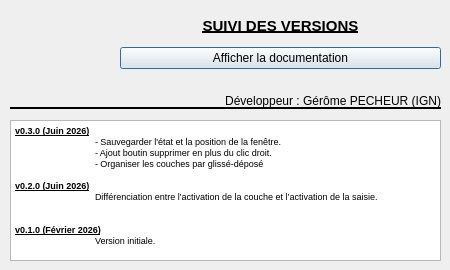
Before: the Qt Designer form aproposde.ui in IGNF/objets-preferes-qgis-plugin, drawn with Qt 5.
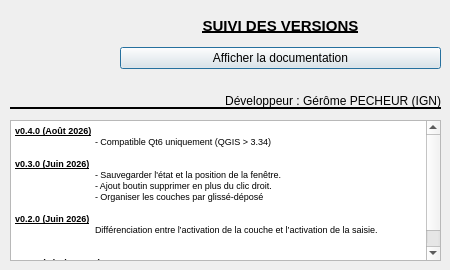
After: the same form once the commit is applied. Icons and pictures are not drawn.

Commit message: Compatible Qt6 , maj doc, readme ...

```diff
--- a/aproposde.ui
+++ b/aproposde.ui
@@ -99,7 +99,10 @@
     <string>&lt;!DOCTYPE HTML PUBLIC &quot;-//W3C//DTD HTML 4.0//EN&quot; &quot;http://www.w3.org/TR/REC-html40/strict.dtd&quot;&gt;
 &lt;html&gt;&lt;head&gt;&lt;meta name=&quot;qrichtext&quot; content=&quot;1&quot; /&gt;&lt;style type=&quot;text/css&quot;&gt;
 p, li { white-space: pre-wrap; }
-&lt;/style&gt;&lt;/head&gt;&lt;body style=&quot; font-family:'MS Shell Dlg 2'; font-size:8.25pt; font-weight:400; font-style:normal;&quot;&gt;
+&lt;/style&gt;&lt;/head&gt;&lt;body style=&quot; font-family:'MS Shell Dlg 2'; font-size:7.8pt; font-weight:400; font-style:normal;&quot;&gt;
+&lt;p style=&quot; margin-top:0px; margin-bottom:0px; margin-left:0px; margin-right:0px; -qt-block-indent:0; text-indent:0px;&quot;&gt;&lt;span style=&quot; font-size:7pt; font-weight:600; text-decoration: underline;&quot;&gt;v0.4.0 (Août 2026)&lt;/span&gt;&lt;/p&gt;
+&lt;p style=&quot; margin-top:0px; margin-bottom:0px; margin-left:0px; margin-right:0px; -qt-block-indent:0; text-indent:0px;&quot;&gt;&lt;span style=&quot; font-size:7pt;&quot;&gt;	- Compatible Qt6 uniquement (QGIS &amp;gt; 3.34)&lt;/span&gt;&lt;/p&gt;
+&lt;p style=&quot;-qt-paragraph-type:empty; margin-top:0px; margin-bottom:0px; margin-left:0px; margin-right:0px; -qt-block-indent:0; text-indent:0px; font-size:7pt;&quot;&gt;&lt;br /&gt;&lt;/p&gt;
 &lt;p style=&quot; margin-top:0px; margin-bottom:0px; margin-left:0px; margin-right:0px; -qt-block-indent:0; text-indent:0px;&quot;&gt;&lt;span style=&quot; font-size:7pt; font-weight:600; text-decoration: underline;&quot;&gt;v0.3.0 (Juin 2026)&lt;/span&gt;&lt;/p&gt;
 &lt;p style=&quot; margin-top:0px; margin-bottom:0px; margin-left:0px; margin-right:0px; -qt-block-indent:0; text-indent:0px;&quot;&gt;&lt;span style=&quot; font-size:7pt;&quot;&gt;	- Sauvegarder l'état et la position de la fenêtre.&lt;/span&gt;&lt;/p&gt;
 &lt;p style=&quot; margin-top:0px; margin-bottom:0px; margin-left:0px; margin-right:0px; -qt-block-indent:0; text-indent:0px;&quot;&gt;&lt;span style=&quot; font-size:7pt;&quot;&gt;	- Ajout boutin supprimer en plus du clic droit.&lt;/span&gt;&lt;/p&gt;
```
The commit also changes 5 other files.
